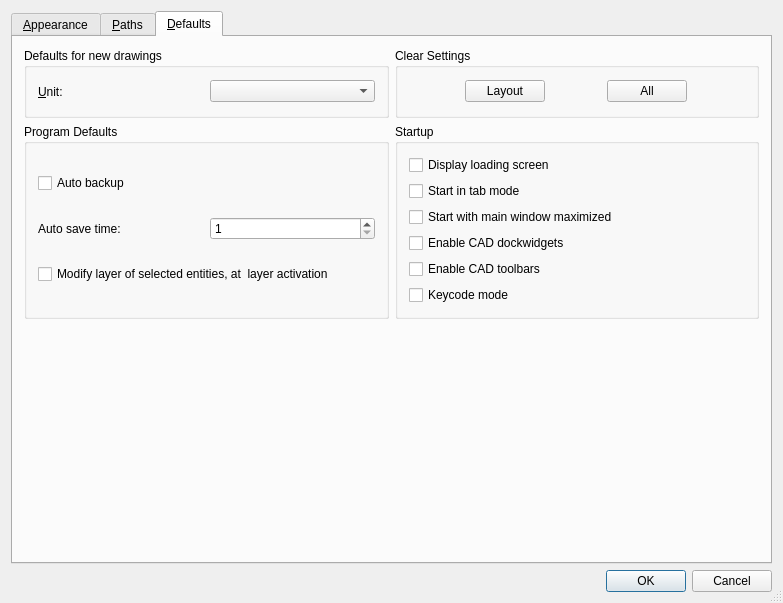
Old version of the form librecad/src/ui/forms/qg_dlgoptionsgeneral.ui in the repository lsy1599/designer.
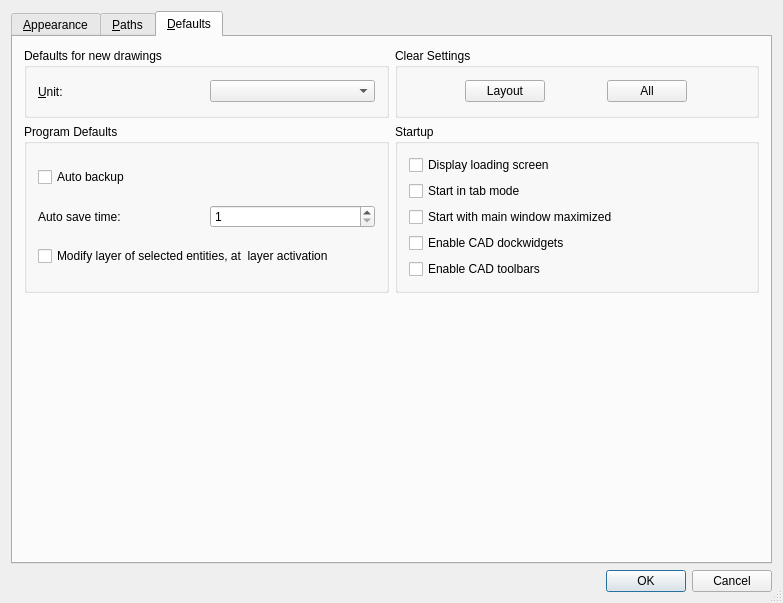
New version of the form. The open tabs and pages were chosen to show the change. Icons and pictures are not drawn.

Commit message: improved keycode mode; #804 #802

Diff of the .ui file:
```diff
--- a/librecad/src/ui/forms/qg_dlgoptionsgeneral.ui
+++ b/librecad/src/ui/forms/qg_dlgoptionsgeneral.ui
@@ -925,16 +925,6 @@
             </property>
            </widget>
           </item>
-          <item>
-           <widget class="QCheckBox" name="keycode_checkbox">
-            <property name="toolTip">
-             <string>&lt;html&gt;&lt;head/&gt;&lt;body&gt;&lt;p&gt;Commands 2 characters in length are automatically accepted.&lt;/p&gt;&lt;/body&gt;&lt;/html&gt;</string>
-            </property>
-            <property name="text">
-             <string>Keycode mode</string>
-            </property>
-           </widget>
-          </item>
          </layout>
         </widget>
        </item>
```
Left out of the diff: 8 changed lines with no effect on the pictures. The commit also changes 7 other files.
